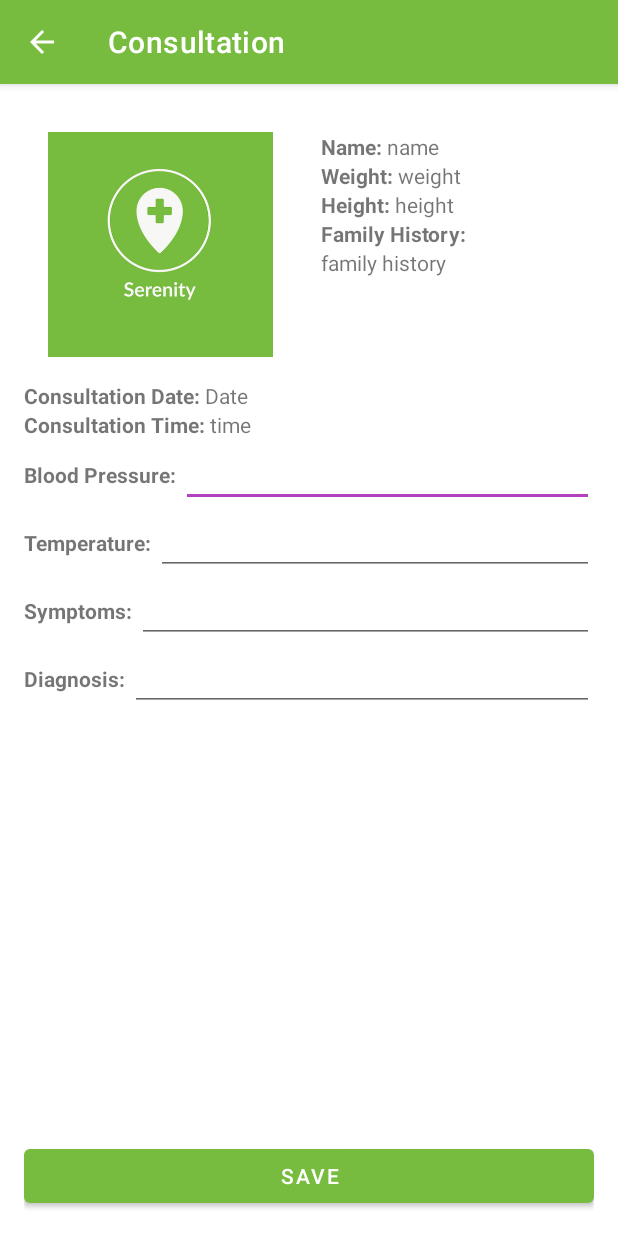
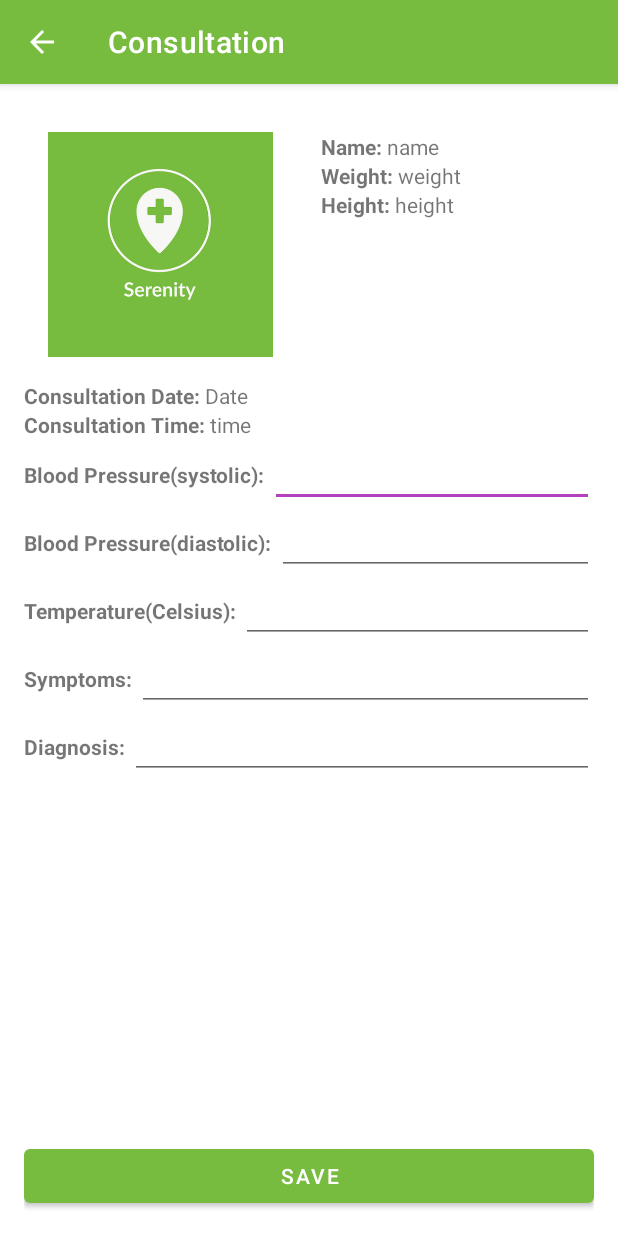
Before and after one commit to Grrom/Serenity-Health, an Android app: the ConsultationActivity screen opened directly, with no data from a screen before it, on a phone screen of 412 x 824 dp. Run offline under Robolectric (Android 15) with nearby library versions, the phone set to English and light mode, and no system bars; 5 statements that could not run were skipped.

Commit message:
add history and walkin

```diff
--- a/app/src/main/java/com/example/serenityhealth/AddAppointmentActivity.java
+++ b/app/src/main/java/com/example/serenityhealth/AddAppointmentActivity.java
@@ -34,7 +34,7 @@ public class AddAppointmentActivity extends AppCompatActivity {
         super.onCreate(savedInstanceState);
         setContentView(R.layout.activity_add_appointment);
 
-        UserModel user = (UserModel) getIntent().getSerializableExtra("user");
+        UserModel user = (UserModel) getIntent().getSerializableExtra("theUser");
 
         getSupportActionBar().setTitle("Add Appointment");
 
@@ -76,6 +76,7 @@ public class AddAppointmentActivity extends AppCompatActivity {
             }
             try {
                 AppointmentDbHelper.createAppointment(this, new ConsultationModel(Constants.dateFormatter.parse(datePicker.getText().toString()), TimeSlot.toTimeSlot( pickTimeSlot.getSelectedItem().toString()), user));
+                onBackPressed();
             } catch (ParseException e) {
                 e.printStackTrace();
             }
--- a/app/src/main/java/com/example/serenityhealth/ConsultationActivity.java
+++ b/app/src/main/java/com/example/serenityhealth/ConsultationActivity.java
@@ -3,11 +3,28 @@ package com.example.serenityhealth;
 import androidx.appcompat.app.AppCompatActivity;
 
 import android.os.Bundle;
+import android.text.Editable;
+import android.util.Log;
 import android.view.View;
 import android.widget.Button;
+import android.widget.EditText;
+import android.widget.TextView;
 import android.widget.Toast;
 
+import com.example.serenityhealth.helpers.AppointmentDbHelper;
+import com.example.serenityhealth.helpers.Constants;
+import com.example.serenityhealth.helpers.HistoryDbHelper;
+import com.example.serenityhealth.helpers.TimeSlot;
+import com.example.serenityhealth.models.ConsultationModel;
+import com.example.serenityhealth.models.HistoryModel;
+import com.example.serenityhealth.models.UserModel;
+
+import java.text.ParseException;
+import java.util.Date;
+
 public class ConsultationActivity extends AppCompatActivity {
+
+    private static final String TAG ="ConsultationActivity";
 
     @Override
     protected void onCreate(Bundle savedInstanceState) {
@@ -17,19 +34,74 @@ public class ConsultationActivity extends AppCompatActivity {
 
         getSupportActionBar().setTitle("Consultation");
 
+        ConsultationModel consultation = (ConsultationModel) getIntent().getSerializableExtra("theConsultation");
+        UserModel user = (UserModel) getIntent().getSerializableExtra("theUser");
+
+        TextView name = findViewById(R.id.patient_name);
+        TextView weight = findViewById(R.id.patient_weight);
+        TextView height = findViewById(R.id.patient_height);
+        TextView date = findViewById(R.id.consultation_date);
+        TextView time = findViewById(R.id.consultation_time);
+
+        EditText bpSys = findViewById(R.id.blood_pressure_systolic_input);
+        EditText bpDias = findViewById(R.id.blood_pressure_diastolic_input);
+        EditText temperature = findViewById(R.id.temperature_input);
+        EditText symptoms = findViewById(R.id.symptoms_input);
+        EditText diagnosis = findViewById(R.id.diagnosis_input);
+
         Boolean isHistory = getIntent().getBooleanExtra("isHistory", false);
+        Boolean isWalkIn = getIntent().getBooleanExtra("isWalkIn", false);
 
         Button saveConsultationButton = findViewById(R.id.save_consultation);
 
-        if (isHistory) {
+        name.setText(user.getFullName());
+        weight.setText(user.getWeightKg());
+        height.setText(user.getHeightCm());
+
+        if(isWalkIn){
+            date.setText(Constants.dateFormatter.format(new Date()));
+            time.setText(TimeSlot.getTimeSlotNow().value);
+        }else{
+            date.setText(Constants.dateFormatter.format(consultation.getDate()));
+            time.setText(consultation.getTime().value);
+        }
+
+        if (isHistory && !isWalkIn) {
+            HistoryModel history = (HistoryModel) getIntent().getSerializableExtra("theHistory");
             saveConsultationButton.setVisibility(View.GONE);
+
+            bpSys.setText(history.getBloodPressureSystolic());
+            bpDias.setText(history.getBloodPressureDiastolic());
+            temperature.setText(history.getTemperature());
+            symptoms.setText(history.getSymptoms());
+            diagnosis.setText(history.getDiagnosis());
+
+            bpSys.setEnabled(false);
+            bpDias.setEnabled(false);
+            temperature.setEnabled(false);
+            symptoms.setEnabled(false);
+            diagnosis.setEnabled(false);
         }
 
         saveConsultationButton.setOnClickListener(view -> {
-            onBackPressed();
-            Toast.makeText(this, "This feature is not ready yet", Toast.LENGTH_SHORT).show();
+            String _bpSys = String.valueOf(bpSys.getText());
+            String _bpDias = String.valueOf(bpDias.getText());
+            String _temperature = String.valueOf(temperature.getText());
+            String _symptoms = String.valueOf(symptoms.getText());
+            String _diagnosis = String.valueOf(diagnosis.getText());
+
+            if(_bpSys.isEmpty()|| _bpDias.isEmpty()|| _temperature.isEmpty()||_symptoms.isEmpty()||_diagnosis.isEmpty()){
+                Toast.makeText(this, "Please Fill all the fields.", Toast.LENGTH_SHORT).show();
+            }
+
+            try {
+                HistoryDbHelper.createHistory(this, new HistoryModel(Constants.dateFormatter.parse(date.getText().toString()), TimeSlot.toTimeSlot(time.getText().toString()), user, _bpSys, _bpDias, _temperature,_symptoms, _diagnosis));
+                onBackPressed();
+            } catch (ParseException e) {
+                Log.e(TAG, "ERROR:" );
+                e.printStackTrace();
+            }
         });
-
     }
 
     @Override
--- a/app/src/main/java/com/example/serenityhealth/LoginActivity.java
+++ b/app/src/main/java/com/example/serenityhealth/LoginActivity.java
@@ -35,7 +35,7 @@ public class LoginActivity extends AppCompatActivity {
 
             try {
                 Intent intent =new Intent(this, MainActivity.class);
-                intent.putExtra("user",UserDbHelper.loginUser(this, _username, _password));
+                intent.putExtra("theUser",UserDbHelper.loginUser(this, _username, _password));
                 startActivity(intent);
             } catch (Exception e) {
                 Toast.makeText(this, e.getMessage(),Toast.LENGTH_SHORT).show();
--- a/app/src/main/java/com/example/serenityhealth/MainActivity.java
+++ b/app/src/main/java/com/example/serenityhealth/MainActivity.java
@@ -34,11 +34,10 @@ public class MainActivity extends AppCompatActivity {
     protected void onCreate(Bundle savedInstanceState) {
         super.onCreate(savedInstanceState);
 
-        user = (UserModel)getIntent().getSerializableExtra("user");
+        user = (UserModel)getIntent().getSerializableExtra("theUser");
 
         binding = ActivityMainBinding.inflate(getLayoutInflater());
         setContentView(binding.getRoot());
-
 
         setSupportActionBar(binding.appBarMain.toolbar);
         DrawerLayout drawer = binding.drawerLayout;
--- a/app/src/main/java/com/example/serenityhealth/RegisterActivity.java
+++ b/app/src/main/java/com/example/serenityhealth/RegisterActivity.java
@@ -68,7 +68,7 @@ public class RegisterActivity extends AppCompatActivity {
             if(userId >-1){
                 user.setId(userId);
                 Intent intent =new Intent(this, MainActivity.class);
-                intent.putExtra("user", user);
+                intent.putExtra("theUser", user);
                 startActivity(intent);
             }else{
                 Toast.makeText(this, "Failed to create account.", Toast.LENGTH_SHORT).show();
--- a/app/src/main/java/com/example/serenityhealth/adapters/ConsultationAdapter.java
+++ b/app/src/main/java/com/example/serenityhealth/adapters/ConsultationAdapter.java
@@ -39,7 +39,9 @@ public class ConsultationAdapter extends RecyclerView.Adapter<ConsultationAdapte
         holder.date.setText(Constants.dateFormatter.format(consultations.get(position).getDate()));
         holder.time.setText(consultations.get(position).getTime().value);
         holder.proceedButton.setOnClickListener(view -> {
-            context.startActivity(new Intent(context, ConsultationActivity.class));
+            Intent intent = new Intent(context, ConsultationActivity.class);
+            intent.putExtra("theConsultation", consultations.get(position));
+            context.startActivity(intent);
         });
     }
 
--- a/app/src/main/java/com/example/serenityhealth/models/ConsultationModel.java
+++ b/app/src/main/java/com/example/serenityhealth/models/ConsultationModel.java
@@ -2,9 +2,10 @@ package com.example.serenityhealth.models;
 
 import com.example.serenityhealth.helpers.TimeSlot;
 
+import java.io.Serializable;
 import java.util.Date;
 
-public class ConsultationModel {
+public class ConsultationModel implements Serializable {
     Date date;
     TimeSlot time;
     UserModel user;
--- a/app/src/main/res/layout/activity_consultation.xml
+++ b/app/src/main/res/layout/activity_consultation.xml
@@ -76,23 +76,6 @@
                     android:text="height" />
             </LinearLayout>
 
-            <LinearLayout
-                android:layout_width="wrap_content"
-                android:layout_height="wrap_content"
-                android:orientation="vertical">
-
-                <TextView
-                    android:layout_width="wrap_content"
-                    android:layout_height="wrap_content"
-                    android:text="Family History: "
-                    android:textStyle="bold" />
-
-                <TextView
-                    android:id="@+id/family_history"
-                    android:layout_width="wrap_content"
-                    android:layout_height="wrap_content"
-                    android:text="family history" />
-            </LinearLayout>
         </LinearLayout>
     </LinearLayout>
 
@@ -112,6 +95,7 @@
                 android:textStyle="bold" />
 
             <TextView
+                android:id="@+id/consultation_date"
                 android:layout_width="wrap_content"
                 android:layout_height="wrap_content"
                 android:text="Date" />
@@ -128,6 +112,7 @@
                 android:textStyle="bold" />
 
             <TextView
+                android:id="@+id/consultation_time"
                 android:layout_width="wrap_content"
                 android:layout_height="wrap_content"
                 android:text="time" />
@@ -146,12 +131,13 @@
             <TextView
                 android:layout_width="wrap_content"
                 android:layout_height="wrap_content"
-                android:text="Blood Pressure: "
+                android:text="Blood Pressure(systolic): "
                 android:textStyle="bold" />
 
             <EditText
-                android:id="@+id/blood_pressure_input"
+                android:id="@+id/blood_pressure_systolic_input"
                 android:layout_width="wrap_content"
+                android:inputType="number"
                 android:layout_height="wrap_content"
                 android:layout_weight="1" />
         </LinearLayout>
@@ -163,7 +149,25 @@
             <TextView
                 android:layout_width="wrap_content"
                 android:layout_height="wrap_content"
-                android:text="Temperature: "
+                android:text="Blood Pressure(diastolic): "
+                android:textStyle="bold" />
+
+            <EditText
+                android:id="@+id/blood_pressure_diastolic_input"
+                android:layout_width="wrap_content"
+                android:layout_height="wrap_content"
+                android:inputType="number"
+                android:layout_weight="1" />
+        </LinearLayout>
+
+        <LinearLayout
+            android:layout_width="match_parent"
+            android:layout_height="wrap_content">
+
+            <TextView
+                android:layout_width="wrap_content"
+                android:layout_height="wrap_content"
+                android:text="Temperature(Celsius): "
                 android:textStyle="bold" />
 
             <EditText
```
Also changed, not shown: app/src/main/java/com/example/serenityhealth/adapters/HistoryAdapter.java (+10 -6 lines), app/src/main/java/com/example/serenityhealth/helpers/HistoryDbHelper.java (added, +140 -0 lines), app/src/main/java/com/example/serenityhealth/helpers/TimeSlot.java (+13 -0 lines), app/src/main/java/com/example/serenityhealth/models/HistoryModel.java (added, +42 -0 lines), app/src/main/java/com/example/serenityhealth/ui/consultations/ConsultationsFragment.java (+21 -6 lines), app/src/main/java/com/example/serenityhealth/ui/history/HistoryFragment.java (+16 -4 lines).
